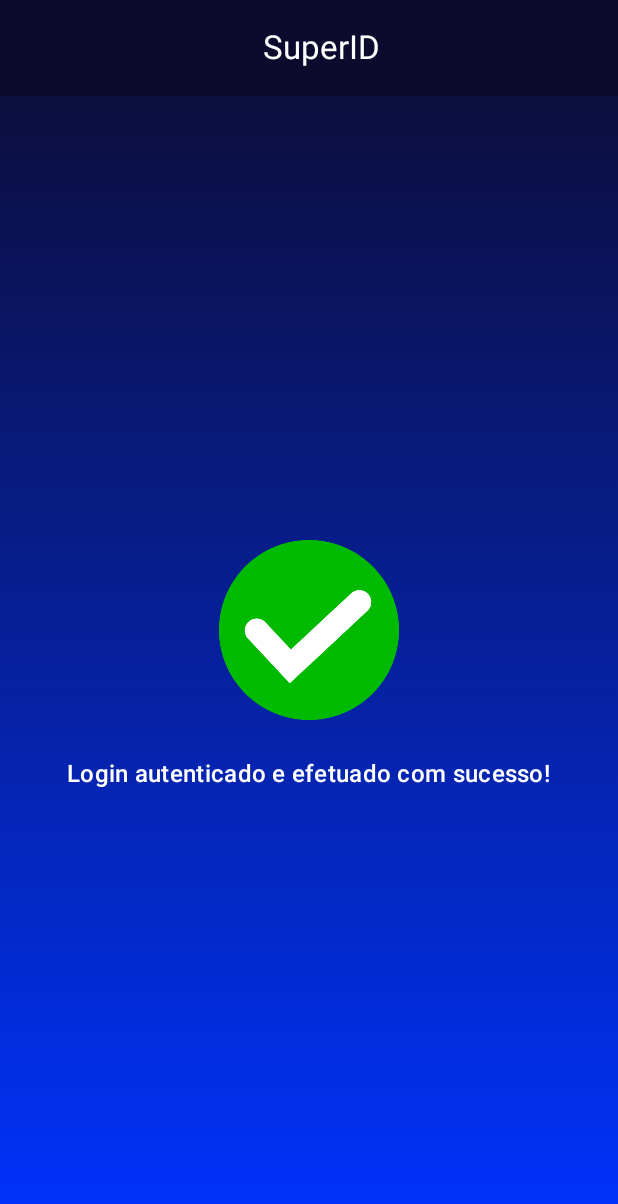
After one commit to HenriqueMartelini/PI3-Turma5-5, an Android app built with Jetpack Compose: the LoginSuccessActivity screen opened directly, with no data from a screen before it, on a phone screen of 412 x 824 dp. The commit adds this screen. Shown: the top 1204 px of the screen. Run offline under Robolectric (Android 15) with nearby library versions, the phone set to English and light mode, and no system bars.

Commit message:
Login success activity done and being opened when login completed

```diff
--- a/app/src/main/AndroidManifest.xml
+++ b/app/src/main/AndroidManifest.xml
@@ -50,7 +50,7 @@
         <activity android:name=".ui.RegisterLoginActivity" />
         <activity android:name=".ui.registration.NewCategoryActivity" />
         <activity android:name=".ui.login.QRCodeScannerActivity" />
-
+        <activity android:name=".ui.LoginSuccessActivity" />
 
     </application>
 
--- /dev/null
+++ b/app/src/main/java/com/puc/superid/ui/LoginSuccessActivity.kt
@@ -0,0 +1,79 @@
+package com.puc.superid.ui
+
+import androidx.activity.ComponentActivity
+import androidx.activity.compose.setContent
+import androidx.compose.foundation.Image
+import androidx.compose.foundation.background
+import androidx.compose.foundation.layout.*
+import androidx.compose.material3.*
+import androidx.compose.material3.TopAppBarDefaults
+import androidx.compose.runtime.Composable
+import androidx.compose.ui.Alignment
+import androidx.compose.ui.Modifier
+import androidx.compose.ui.graphics.Brush
+import androidx.compose.ui.graphics.Color
+import androidx.compose.ui.res.painterResource
+import androidx.compose.ui.unit.dp
+import com.puc.superid.R
+
+class LoginSuccessActivity : ComponentActivity() {
+    override fun onCreate(savedInstanceState: android.os.Bundle?) {
+        super.onCreate(savedInstanceState)
+        setContent {
+            LoginSuccessScreen()
+        }
+    }
+}
+
+@OptIn(ExperimentalMaterial3Api::class)
+@Composable
+fun LoginSuccessScreen() {
+    Scaffold(
+        containerColor = Color.Transparent,
+        topBar = {
+            TopAppBar(
+                colors = TopAppBarDefaults.topAppBarColors(
+                    containerColor = Color(0xFF0D0B2D),
+                    titleContentColor = Color.White
+                ),
+                title = {
+                    Box(
+                        modifier = Modifier.fillMaxWidth(),
+                        contentAlignment = Alignment.Center
+                    ) {
+                        Text(text = "SuperID")
+                    }
+                }
+            )
+        },
+        content = { paddingValues ->
+            Box(
+                modifier = Modifier
+                    .fillMaxSize()
+                    .background(
+                        brush = Brush.verticalGradient(
+                            colors = listOf(Color(0xFF0D0B2D), Color(0xFF0033FF))
+                        )
+                    )
+                    .padding(paddingValues),
+                contentAlignment = Alignment.Center
+            ) {
+                Column(
+                    horizontalAlignment = Alignment.CenterHorizontally
+                ) {
+                    Image(
+                        painter = painterResource(id = R.drawable.check),
+                        contentDescription = "Check Verde",
+                        modifier = Modifier.size(120.dp)
+                    )
+                    Spacer(modifier = Modifier.height(24.dp))
+                    Text(
+                        text = "Login autenticado e efetuado com sucesso!",
+                        color = Color.White,
+                        style = MaterialTheme.typography.titleMedium
+                    )
+                }
+            }
+        }
+    )
+}
--- a/app/src/main/java/com/puc/superid/ui/login/QRCodeScannerActivity.kt
+++ b/app/src/main/java/com/puc/superid/ui/login/QRCodeScannerActivity.kt
@@ -3,6 +3,7 @@ package com.puc.superid.ui.login
 
 import android.Manifest
 import android.content.Context
+import android.content.Intent
 import android.content.pm.PackageManager
 import android.os.Bundle
 import android.util.Log
@@ -29,6 +30,7 @@ import com.google.mlkit.vision.barcode.BarcodeScanning
 import com.google.mlkit.vision.barcode.common.Barcode
 import com.google.mlkit.vision.common.InputImage
 import com.puc.superid.data.datasource.LoginDataSource
+import com.puc.superid.ui.LoginSuccessActivity
 import com.puc.superid.ui.theme.SuperidTheme
 import kotlinx.coroutines.Dispatchers
 import kotlinx.coroutines.launch
@@ -54,7 +56,12 @@ class QRCodeScannerActivity : ComponentActivity() {
         setContent {
             SuperidTheme {
                 Surface(modifier = Modifier.fillMaxSize()) {
-                    QRCodeScannerScreen(onCodeScanned = { finish() })
+                    QRCodeScannerScreen(
+                        onCodeScanned = {
+                            startActivity(Intent(this, LoginSuccessActivity::class.java))
+                            finish()
+                        }
+                    )
                 }
             }
         }
@@ -146,7 +153,7 @@ fun CameraPreview(
                 val cameraProvider = cameraProviderFuture.get()
 
                 val preview = Preview.Builder().build().also {
-                    it.setSurfaceProvider(previewView.surfaceProvider)
+                    it.surfaceProvider = previewView.surfaceProvider
                 }
 
                 val imageAnalyzer = ImageAnalysis.Builder()
```
Also changed, not shown: app/src/main/res/drawable/check.png (added).
